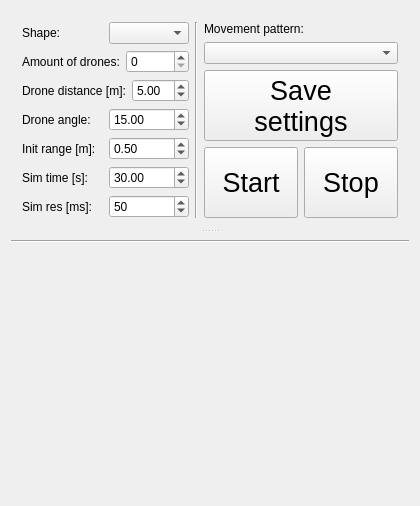
Old version of the form catkin_ws/src/supervisor/src/View/mainwindow.ui in the repository jlrandulfe/drone-swarm.
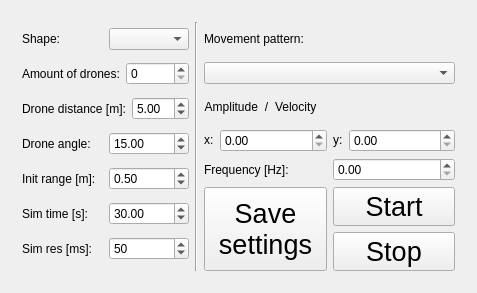
New version of the form.

Commit message: Implement parameters for movement

```diff
--- a/catkin_ws/src/supervisor/src/View/mainwindow.ui
+++ b/catkin_ws/src/supervisor/src/View/mainwindow.ui
@@ -6,12 +6,12 @@
    <rect>
     <x>0</x>
     <y>0</y>
-    <width>420</width>
-    <height>506</height>
+    <width>477</width>
+    <height>293</height>
    </rect>
   </property>
   <property name="sizePolicy">
-   <sizepolicy hsizetype="Preferred" vsizetype="Preferred">
+   <sizepolicy hsizetype="Preferred" vsizetype="Fixed">
     <horstretch>0</horstretch>
     <verstretch>0</verstretch>
    </sizepolicy>
@@ -26,18 +26,43 @@
      <verstretch>0</verstretch>
     </sizepolicy>
    </property>
-   <layout class="QVBoxLayout" name="verticalLayout_4">
-    <item>
-     <layout class="QVBoxLayout" name="verticalLayout_3">
-      <item>
+   <layout class="QGridLayout" name="gridLayout">
+    <item row="0" column="0">
        <widget class="QSplitter" name="splitter">
+      <property name="sizePolicy">
+       <sizepolicy hsizetype="Preferred" vsizetype="Minimum">
+        <horstretch>0</horstretch>
+        <verstretch>0</verstretch>
+       </sizepolicy>
+      </property>
+      <property name="frameShape">
+       <enum>QFrame::NoFrame</enum>
+      </property>
+      <property name="frameShadow">
+       <enum>QFrame::Raised</enum>
+      </property>
+      <property name="lineWidth">
+       <number>2</number>
+      </property>
         <property name="orientation">
          <enum>Qt::Vertical</enum>
         </property>
-        <widget class="QWidget" name="layoutWidget">
-         <layout class="QHBoxLayout" name="horizontalLayout_9">
+      <property name="handleWidth">
+       <number>8</number>
+      </property>
+      <widget class="QWidget" name="widget" native="true">
+       <property name="sizePolicy">
+        <sizepolicy hsizetype="Preferred" vsizetype="Minimum">
+         <horstretch>0</horstretch>
+         <verstretch>0</verstretch>
+        </sizepolicy>
+       </property>
+       <layout class="QHBoxLayout" name="horizontalLayout_13">
           <item>
            <layout class="QVBoxLayout" name="verticalLayout">
+          <property name="sizeConstraint">
+           <enum>QLayout::SetMinimumSize</enum>
+          </property>
             <item>
              <layout class="QHBoxLayout" name="horizontalLayout">
               <item>
@@ -156,6 +181,12 @@
              <layout class="QHBoxLayout" name="horizontalLayout_5">
               <item>
                <widget class="QLabel" name="initRangeLabel">
+              <property name="sizePolicy">
+               <sizepolicy hsizetype="Preferred" vsizetype="Minimum">
+                <horstretch>0</horstretch>
+                <verstretch>0</verstretch>
+               </sizepolicy>
+              </property>
                 <property name="text">
                  <string>Init range [m]:</string>
                 </property>
@@ -174,6 +205,12 @@
              <layout class="QHBoxLayout" name="horizontalLayout_6">
               <item>
                <widget class="QLabel" name="simTimeLabel">
+              <property name="sizePolicy">
+               <sizepolicy hsizetype="Preferred" vsizetype="Minimum">
+                <horstretch>0</horstretch>
+                <verstretch>0</verstretch>
+               </sizepolicy>
+              </property>
                 <property name="text">
                  <string>Sim time [s]:</string>
                 </property>
@@ -192,6 +229,12 @@
              <layout class="QHBoxLayout" name="horizontalLayout_8">
               <item>
                <widget class="QLabel" name="simResLabel">
+              <property name="sizePolicy">
+               <sizepolicy hsizetype="Preferred" vsizetype="Minimum">
+                <horstretch>0</horstretch>
+                <verstretch>0</verstretch>
+               </sizepolicy>
+              </property>
                 <property name="text">
                  <string>Sim res [ms]:</string>
                 </property>
@@ -216,11 +259,20 @@
            </widget>
           </item>
           <item>
-           <layout class="QVBoxLayout" name="verticalLayout_2">
-            <item>
              <layout class="QVBoxLayout" name="verticalLayout_5">
+          <property name="sizeConstraint">
+           <enum>QLayout::SetMinimumSize</enum>
+          </property>
+          <item>
+           <layout class="QVBoxLayout" name="verticalLayout_2">
               <item>
                <widget class="QLabel" name="testLabel">
+              <property name="sizePolicy">
+               <sizepolicy hsizetype="Preferred" vsizetype="Minimum">
+                <horstretch>0</horstretch>
+                <verstretch>0</verstretch>
+               </sizepolicy>
+              </property>
                 <property name="text">
                  <string>Movement pattern:</string>
                 </property>
@@ -239,12 +291,131 @@
              </layout>
             </item>
             <item>
+           <layout class="QVBoxLayout" name="verticalLayout_4">
+            <item>
+             <layout class="QHBoxLayout" name="horizontalLayout_12">
+              <item>
+               <widget class="QLabel" name="amplitudeLabel">
+                <property name="sizePolicy">
+                 <sizepolicy hsizetype="Fixed" vsizetype="Minimum">
+                  <horstretch>0</horstretch>
+                  <verstretch>0</verstretch>
+                 </sizepolicy>
+                </property>
+                <property name="text">
+                 <string>Amplitude</string>
+                </property>
+                <property name="alignment">
+                 <set>Qt::AlignRight|Qt::AlignTrailing|Qt::AlignVCenter</set>
+                </property>
+               </widget>
+              </item>
+              <item>
+               <widget class="QLabel" name="slashLabel">
+                <property name="sizePolicy">
+                 <sizepolicy hsizetype="Fixed" vsizetype="Minimum">
+                  <horstretch>0</horstretch>
+                  <verstretch>0</verstretch>
+                 </sizepolicy>
+                </property>
+                <property name="text">
+                 <string>/</string>
+                </property>
+                <property name="alignment">
+                 <set>Qt::AlignCenter</set>
+                </property>
+               </widget>
+              </item>
+              <item>
+               <widget class="QLabel" name="velLabel">
+                <property name="sizePolicy">
+                 <sizepolicy hsizetype="Preferred" vsizetype="Minimum">
+                  <horstretch>0</horstretch>
+                  <verstretch>0</verstretch>
+                 </sizepolicy>
+                </property>
+                <property name="text">
+                 <string>Velocity</string>
+                </property>
+               </widget>
+              </item>
+             </layout>
+            </item>
+            <item>
+             <layout class="QHBoxLayout" name="horizontalLayout_11">
+              <item>
+               <layout class="QHBoxLayout" name="horizontalLayout_15">
+                <item>
+                 <widget class="QLabel" name="xLabel">
+                  <property name="sizePolicy">
+                   <sizepolicy hsizetype="Fixed" vsizetype="Fixed">
+                    <horstretch>0</horstretch>
+                    <verstretch>0</verstretch>
+                   </sizepolicy>
+                  </property>
+                  <property name="text">
+                   <string>x:</string>
+                  </property>
+                 </widget>
+                </item>
+                <item>
+                 <widget class="QDoubleSpinBox" name="xSpinbox"/>
+                </item>
+               </layout>
+              </item>
+              <item>
+               <layout class="QHBoxLayout" name="horizontalLayout_10">
+                <item>
+                 <widget class="QLabel" name="yLabel">
+                  <property name="sizePolicy">
+                   <sizepolicy hsizetype="Fixed" vsizetype="Fixed">
+                    <horstretch>0</horstretch>
+                    <verstretch>0</verstretch>
+                   </sizepolicy>
+                  </property>
+                  <property name="text">
+                   <string>y:</string>
+                  </property>
+                 </widget>
+                </item>
+                <item>
+                 <widget class="QDoubleSpinBox" name="ySpinbox"/>
+                </item>
+               </layout>
+              </item>
+             </layout>
+            </item>
+           </layout>
+          </item>
+          <item>
+           <layout class="QHBoxLayout" name="horizontalLayout_9">
+            <item>
+             <widget class="QLabel" name="freqLabel">
+              <property name="sizePolicy">
+               <sizepolicy hsizetype="Preferred" vsizetype="Minimum">
+                <horstretch>0</horstretch>
+                <verstretch>0</verstretch>
+               </sizepolicy>
+              </property>
+              <property name="text">
+               <string>Frequency [Hz]:</string>
+              </property>
+             </widget>
+            </item>
+            <item>
+             <widget class="QDoubleSpinBox" name="freqSpinbox"/>
+            </item>
+           </layout>
+          </item>
+          <item>
+           <layout class="QHBoxLayout" name="horizontalLayout_7">
+            <item>
              <widget class="QPushButton" name="applyButton">
               <property name="enabled">
                <bool>true</bool>
               </property>
               <property name="sizePolicy">
-               <sizepolicy hsizetype="MinimumExpanding" vsizetype="MinimumExpanding">
+               <sizepolicy hsizetype="MinimumExpanding" vsizetype="Minimum">
                 <horstretch>0</horstretch>
                 <verstretch>0</verstretch>
                </sizepolicy>
@@ -325,11 +496,11 @@
              </widget>
             </item>
             <item>
-             <layout class="QHBoxLayout" name="horizontalLayout_7">
+             <layout class="QVBoxLayout" name="verticalLayout_7">
               <item>
                <widget class="QPushButton" name="startButton">
                 <property name="sizePolicy">
-                 <sizepolicy hsizetype="MinimumExpanding" vsizetype="MinimumExpanding">
+                 <sizepolicy hsizetype="MinimumExpanding" vsizetype="Minimum">
                   <horstretch>0</horstretch>
                   <verstretch>0</verstretch>
                  </sizepolicy>
@@ -347,7 +518,7 @@
               <item>
                <widget class="QPushButton" name="stopButton">
                 <property name="sizePolicy">
-                 <sizepolicy hsizetype="MinimumExpanding" vsizetype="MinimumExpanding">
+                 <sizepolicy hsizetype="MinimumExpanding" vsizetype="Minimum">
                   <horstretch>0</horstretch>
                   <verstretch>0</verstretch>
                  </sizepolicy>
@@ -367,25 +538,10 @@
            </layout>
           </item>
          </layout>
-        </widget>
-        <widget class="Line" name="line">
-         <property name="orientation">
-          <enum>Qt::Horizontal</enum>
-         </property>
-        </widget>
-       </widget>
-      </item>
-      <item>
-       <widget class="QWidget" name="widget" native="true">
-        <property name="sizePolicy">
-         <sizepolicy hsizetype="Preferred" vsizetype="Expanding">
-          <horstretch>0</horstretch>
-          <verstretch>0</verstretch>
-         </sizepolicy>
-        </property>
-       </widget>
-      </item>
-     </layout>
+        </item>
+       </layout>
+      </widget>
+     </widget>
     </item>
    </layout>
   </widget>
```
Lines whose indentation alone changed are shown as unchanged. The commit also changes 2 other files.
